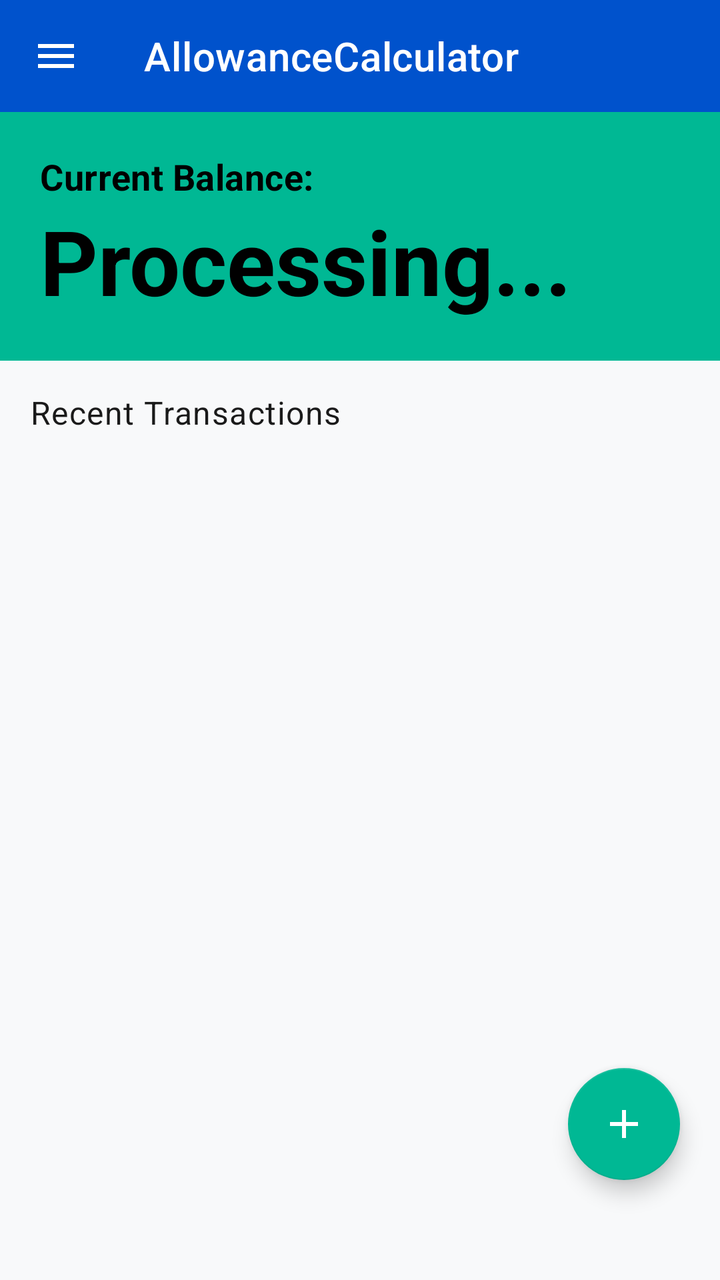
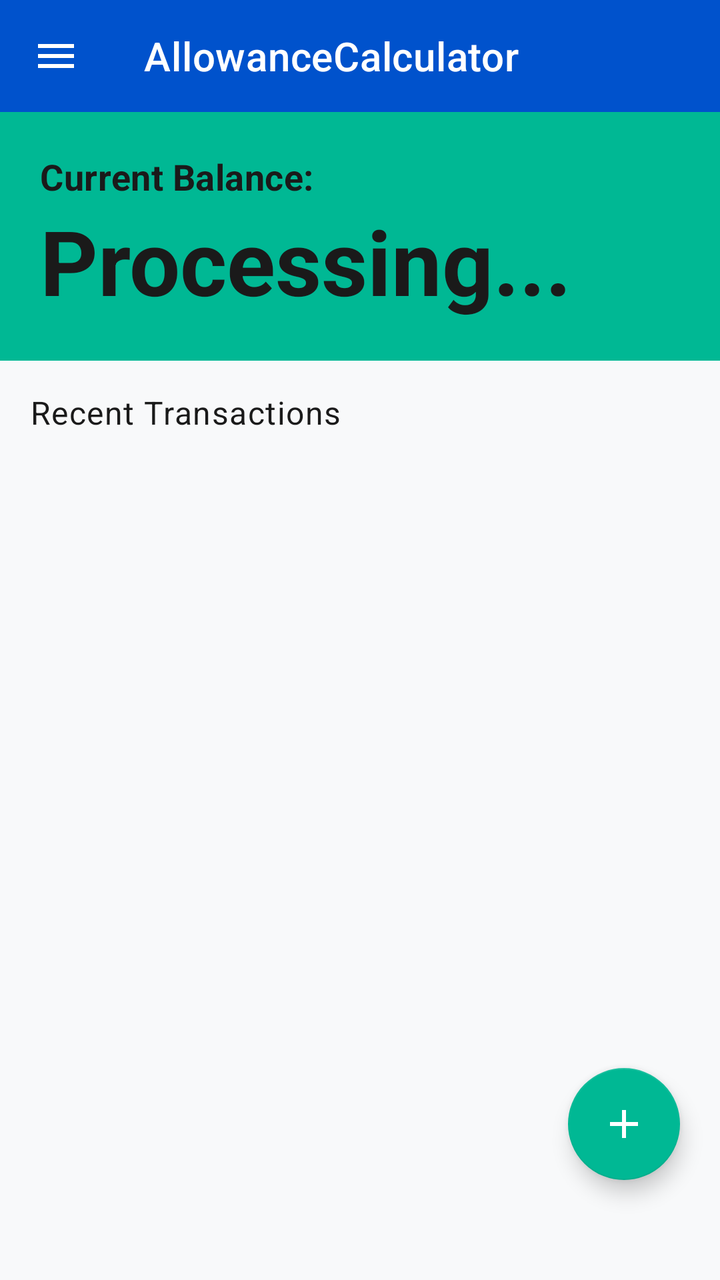

Two renders of the same Android screen: before a commit and after it. Below are the layout's source before the change and the commit's diff.
<!-- AndroidManifest.xml: application theme Theme.AllowanceCalculator -->
<!-- res/layout/activity_main.xml -->
<?xml version="1.0" encoding="utf-8"?>
<androidx.drawerlayout.widget.DrawerLayout xmlns:android="http://schemas.android.com/apk/res/android"
    xmlns:app="http://schemas.android.com/apk/res-auto"
    xmlns:tools="http://schemas.android.com/tools"
    android:id="@+id/main"
    android:layout_width="match_parent"
    android:layout_height="match_parent"
    android:theme="@style/Theme.AllowanceCalculator"
    tools:context=".activities.MainActivity">

    <androidx.constraintlayout.widget.ConstraintLayout
        android:id="@+id/mainContent"
        android:layout_width="match_parent"
        android:layout_height="match_parent">

        <com.google.android.material.appbar.MaterialToolbar
            android:id="@+id/toolbar"
            android:layout_width="match_parent"
            android:layout_height="?attr/actionBarSize"
            android:background="@color/primary_blue"
            app:navigationIcon="@drawable/baseline_menu_24"
            app:title="@string/app_name"
            app:titleTextColor="@color/white"
            app:layout_constraintTop_toTopOf="parent"
            app:layout_constraintStart_toStartOf="parent"
            app:layout_constraintEnd_toEndOf="parent" />

        <androidx.constraintlayout.widget.ConstraintLayout
            android:id="@+id/main2"
            android:layout_width="match_parent"
            android:layout_height="0dp"
            app:layout_constraintTop_toBottomOf="@id/toolbar"
            app:layout_constraintBottom_toBottomOf="parent">

            <LinearLayout
                android:id="@+id/balancecard"
                android:layout_width="match_parent"
                android:layout_height="wrap_content"
                android:background="@color/accent_green"
                android:orientation="vertical"
                android:padding="20dp"
                app:layout_constraintTop_toTopOf="parent"
                app:layout_constraintStart_toStartOf="parent"
                app:layout_constraintEnd_toEndOf="parent">
                <TextView
                    android:id="@+id/txv_currentBalanceCaption"
                    android:layout_width="wrap_content"
                    android:layout_height="wrap_content"
                    android:text="Current Balance:"
                    android:textColor="@color/black"
                    android:textAppearance="@style/TextAppearance.AllowanceCalculator.Title" />

                <LinearLayout
                    android:layout_width="wrap_content"
                    android:layout_height="wrap_content">
                    <TextView
                        android:id="@+id/txv_currentBalancePeso"
                        android:layout_width="wrap_content"
                        android:layout_height="wrap_content"
                        android:text="₱"
                        android:textColor="@color/black"
                        android:visibility="gone"
                        android:paddingRight="15dp"
                        android:textSize="35sp"
                        android:textAppearance="@style/TextAppearance.AllowanceCalculator.Headline" />

                    <TextView
                        android:id="@+id/txv_currentBalance"
                        android:layout_width="wrap_content"
                        android:layout_height="wrap_content"
                        android:text="Processing..."
                        android:textColor="@color/black"
                        android:textSize="45sp"
                        android:textAppearance="@style/TextAppearance.AllowanceCalculator.Headline" />
                </LinearLayout>

            </LinearLayout>

            <LinearLayout
                android:id="@+id/transactionsContainer"
                android:layout_width="match_parent"
                android:orientation="vertical"
                android:layout_height="0dp"
                android:background="?attr/colorBackgroundFloating"
                app:layout_constraintTop_toBottomOf="@id/balancecard"
                app:layout_constraintBottom_toBottomOf="parent"
                app:layout_constraintLeft_toLeftOf="parent"
                app:layout_constraintRight_toRightOf="parent"
                android:padding="15dp">

                <TextView
                    android:id="@+id/txv_currentTransactionsCaption"
                    android:layout_width="wrap_content"
                    android:layout_height="wrap_content"
                    android:text="Recent Transactions"
                    android:layout_marginBottom="15dp"
                    android:textAppearance="@style/TextAppearance.AllowanceCalculator.Body1" />

                <androidx.recyclerview.widget.RecyclerView
                    android:id="@+id/recyclerView"
                    android:layout_width="match_parent"
                    android:layout_height="0dp"
                    android:layout_weight="1" />

            </LinearLayout>

            <com.google.android.material.floatingactionbutton.FloatingActionButton
                android:id="@+id/fab_addtransaction"
                android:layout_width="wrap_content"
                android:layout_height="wrap_content"
                android:layout_marginBottom="50dp"
                android:layout_marginEnd="20dp"
                android:contentDescription="@string/add_a_transaction"
                android:src="@drawable/baseline_add_24"
                app:layout_constraintBottom_toBottomOf="parent"
                app:layout_constraintRight_toRightOf="parent" />

        </androidx.constraintlayout.widget.ConstraintLayout>

    </androidx.constraintlayout.widget.ConstraintLayout>

    <com.google.android.material.navigation.NavigationView
        android:id="@+id/navigationView"
        android:layout_width="wrap_content"
        android:layout_height="match_parent"
        android:layout_gravity="start"
        android:fitsSystemWindows="true"
        app:headerLayout="@layout/navigation_header"
        app:menu="@menu/navigation_drawer" />

</androidx.drawerlayout.widget.DrawerLayout>
<!-- res/layout/navigation_header.xml (included above) -->
<?xml version="1.0" encoding="utf-8"?>
<LinearLayout xmlns:android="http://schemas.android.com/apk/res/android"
    android:layout_width="match_parent"
    android:layout_height="wrap_content"
    android:background="@color/primary_blue"
    android:gravity="bottom"
    android:minHeight="144dp"
    android:orientation="vertical"
    android:padding="20dp">

    <TextView
        android:id="@+id/navigationTitle"
        android:layout_width="match_parent"
        android:layout_height="wrap_content"
        android:text="@string/ledgers"
        android:textColor="@color/white"
        android:textSize="20sp"
        android:textStyle="bold" />

    <TextView
        android:id="@+id/navigationSubtitle"
        android:layout_width="match_parent"
        android:layout_height="wrap_content"
        android:layout_marginTop="4dp"
        android:text="@string/select_a_ledger"
        android:textColor="@color/white" />

</LinearLayout>
<!-- resources referenced by this layout -->
<resources>
  <color name="accent_green">#00B894</color>
  <color name="black">#000000</color>
  <color name="primary_blue">#0052CC</color>
  <color name="white">#FFFFFF</color>
  <!-- drawable baseline_add_24 (drawable) -->
  <vector xmlns:android="http://schemas.android.com/apk/res/android" android:height="24dp" android:tint="#000000" android:viewportHeight="24" android:viewportWidth="24" android:width="24dp">
        
      <path android:fillColor="@android:color/white" android:pathData="M19,13h-6v6h-2v-6H5v-2h6V5h2v6h6v2z"/>
      
  </vector>
  <!-- drawable baseline_menu_24 (drawable) -->
  <vector xmlns:android="http://schemas.android.com/apk/res/android"
      android:width="24dp"
      android:height="24dp"
      android:viewportWidth="24"
      android:viewportHeight="24">
      <path
          android:fillColor="#FFFFFFFF"
          android:pathData="M3,18h18v-2H3v2zM3,13h18v-2H3v2zM3,6v2h18V6H3z" />
  </vector>
  <string name="add_a_transaction">Add a Transaction</string>
  <string name="app_name">AllowanceCalculator</string>
  <string name="ledgers">Ledgers</string>
  <string name="select_a_ledger">Select a ledger</string>
  <style name="TextAppearance.AllowanceCalculator.Body1" parent="TextAppearance.MaterialComponents.Body1">
          <item name="android:textColor">@color/text_primary_light</item>
          <item name="fontFamily">@font/sfprodisplayregular</item>
          <item name="android:textSize">16sp</item>
      </style>
  <style name="TextAppearance.AllowanceCalculator.Headline" parent="TextAppearance.MaterialComponents.Headline5">
          <item name="android:textColor">@color/text_primary_light</item>
          <item name="fontFamily">@font/sfprodisplaymedium</item>
          <item name="android:textSize">24sp</item>
          <item name="android:textStyle">bold</item>
      </style>
  <style name="TextAppearance.AllowanceCalculator.Title" parent="TextAppearance.MaterialComponents.Subtitle1">
          <item name="android:textColor">@color/text_primary_light</item>
          <item name="fontFamily">@font/sfprodisplaymedium</item>
          <item name="android:textSize">18sp</item>
          <item name="android:textStyle">bold</item>
      </style>
  <color name="text_primary_light">#1A1A1A</color>
  <color name="primary_blue_dark">#003D99</color>
  <color name="primary_blue_light">#336BE1</color>
  <color name="accent_green_dark">#008B6C</color>
  <color name="background_light">#FFFFFF</color>
  <color name="background_surface_light">#FFFFFF</color>
  <color name="background_card_light">#F8F9FA</color>
  <color name="text_secondary_light">#666666</color>
  <color name="text_hint_light">#999999</color>
  <style name="Widget.AllowanceCalculator.Button" parent="Widget.MaterialComponents.Button">
          <item name="android:minHeight">48dp</item>
          <item name="android:paddingLeft">24dp</item>
          <item name="android:paddingRight">24dp</item>
          <item name="cornerRadius">12dp</item>
          <item name="android:textAppearance">@style/TextAppearance.AllowanceCalculator.Button</item>
      </style>
  <style name="Widget.AllowanceCalculator.CardView" parent="Widget.MaterialComponents.CardView">
          <item name="cardCornerRadius">16dp</item>
          <item name="cardElevation">2dp</item>
          <item name="cardUseCompatPadding">true</item>
          <item name="cardBackgroundColor">@color/background_card_light</item>
      </style>
  <style name="TextAppearance.AllowanceCalculator.Button" parent="TextAppearance.MaterialComponents.Button">
          <item name="android:textSize">16sp</item>
          <item name="android:textStyle">bold</item>
          <item name="android:letterSpacing">0</item>
      </style>
  <color name="border_light">#E0E0E0</color>
  <!-- unchanged entries left out for length: 2 -->
</resources>

<!-- the commit's change to res/layout/activity_main.xml (unified diff, before → after) -->
@@ -47,7 +47,7 @@
                     android:layout_width="wrap_content"
                     android:layout_height="wrap_content"
                     android:text="Current Balance:"
-                    android:textColor="@color/black"
+                    android:textColor="?attr/colorOnSurface"
                     android:textAppearance="@style/TextAppearance.AllowanceCalculator.Title" />
 
                 <LinearLayout
@@ -58,7 +58,7 @@
                         android:layout_width="wrap_content"
                         android:layout_height="wrap_content"
                         android:text="₱"
-                        android:textColor="@color/black"
+                        android:textColor="?attr/colorOnSurface"
                         android:visibility="gone"
                         android:paddingRight="15dp"
                         android:textSize="35sp"
@@ -69,7 +69,7 @@
                         android:layout_width="wrap_content"
                         android:layout_height="wrap_content"
                         android:text="Processing..."
-                        android:textColor="@color/black"
+                        android:textColor="?attr/colorOnSurface"
                         android:textSize="45sp"
                         android:textAppearance="@style/TextAppearance.AllowanceCalculator.Headline" />
                 </LinearLayout>
<!-- resource entries referenced after the edit -->
@@ -1,11 +1,10 @@
 <!-- resources referenced by this layout -->
 <resources>
   <color name="accent_green">#00B894</color>
-  <color name="black">#000000</color>
   <color name="primary_blue">#0052CC</color>
   <color name="white">#FFFFFF</color>
   <!-- drawable baseline_add_24 (drawable) -->
-  <vector xmlns:android="http://schemas.android.com/apk/res/android" android:height="24dp" android:tint="#000000" android:viewportHeight="24" android:viewportWidth="24" android:width="24dp">
+  <vector xmlns:android="http://schemas.android.com/apk/res/android" android:height="24dp" android:tint="?attr/colorOnPrimary" android:viewportHeight="24" android:viewportWidth="24" android:width="24dp">
         
       <path android:fillColor="@android:color/white" android:pathData="M19,13h-6v6h-2v-6H5v-2h6V5h2v6h6v2z"/>
       
